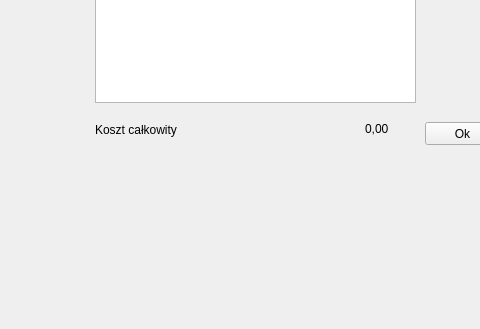
Qt form detailswindow.ui (justynak/ipr_barman) before a commit; both pictures show x 135 to 615 and y 298 to 627 of the 827 by 627 pixel window.
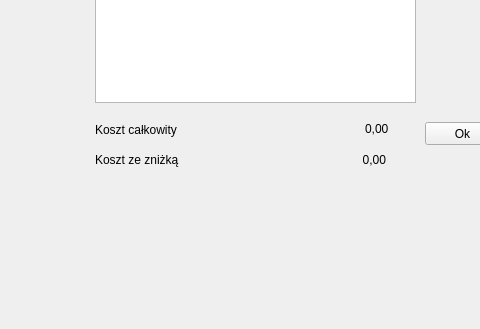
The same form after that commit.

Commit message: discount for clients

```diff
--- a/detailswindow.ui
+++ b/detailswindow.ui
@@ -101,6 +101,35 @@
     <string>0,00</string>
    </property>
   </widget>
+  <widget class="QLabel" name="label_3">
+   <property name="geometry">
+    <rect>
+     <x>230</x>
+     <y>450</y>
+     <width>111</width>
+     <height>16</height>
+    </rect>
+   </property>
+   <property name="text">
+    <string>Koszt ze zniżką</string>
+   </property>
+  </widget>
+  <widget class="QLabel" name="labelDiscount">
+   <property name="geometry">
+    <rect>
+     <x>410</x>
+     <y>450</y>
+     <width>111</width>
+     <height>16</height>
+    </rect>
+   </property>
+   <property name="text">
+    <string>0,00</string>
+   </property>
+   <property name="alignment">
+    <set>Qt::AlignRight|Qt::AlignTrailing|Qt::AlignVCenter</set>
+   </property>
+  </widget>
  </widget>
  <resources/>
  <connections/>
```
The commit also changes 9 other files.
